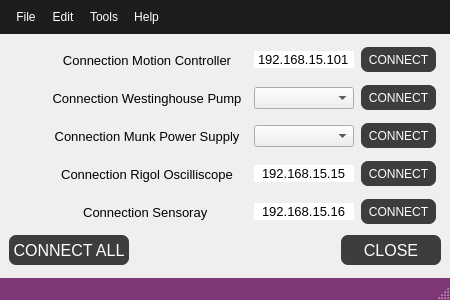
Before: the Qt Designer form src/ECM_gui/misc_dialogs/window_device_connections.ui in dmherrington/ECM-Control-System, drawn with Qt 5.
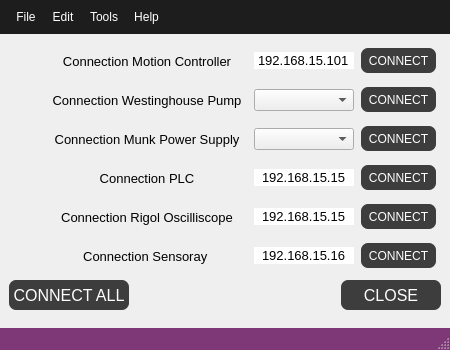
After: the same form once the commit is applied. Custom widgets are drawn as their Qt base class.

Patch:
```diff
--- a/src/ECM_gui/misc_dialogs/window_device_connections.ui
+++ b/src/ECM_gui/misc_dialogs/window_device_connections.ui
@@ -7,7 +7,7 @@
     <x>0</x>
     <y>0</y>
     <width>450</width>
-    <height>300</height>
+    <height>350</height>
    </rect>
   </property>
   <property name="sizePolicy">
@@ -19,13 +19,13 @@
   <property name="minimumSize">
    <size>
     <width>450</width>
-    <height>300</height>
+    <height>350</height>
    </size>
   </property>
   <property name="maximumSize">
    <size>
     <width>450</width>
-    <height>300</height>
+    <height>350</height>
    </size>
   </property>
   <property name="windowTitle">
@@ -462,6 +462,117 @@
      </layout>
     </item>
     <item row="3" column="0">
+     <layout class="QHBoxLayout" name="horizontalLayout_7">
+      <item>
+       <widget class="LED" name="widget_PLCConnection" native="true">
+        <property name="sizePolicy">
+         <sizepolicy hsizetype="Fixed" vsizetype="Fixed">
+          <horstretch>0</horstretch>
+          <verstretch>0</verstretch>
+         </sizepolicy>
+        </property>
+        <property name="minimumSize">
+         <size>
+          <width>30</width>
+          <height>30</height>
+         </size>
+        </property>
+        <property name="maximumSize">
+         <size>
+          <width>30</width>
+          <height>30</height>
+         </size>
+        </property>
+       </widget>
+      </item>
+      <item>
+       <widget class="QLabel" name="label_PLCConnection">
+        <property name="sizePolicy">
+         <sizepolicy hsizetype="Fixed" vsizetype="Fixed">
+          <horstretch>0</horstretch>
+          <verstretch>0</verstretch>
+         </sizepolicy>
+        </property>
+        <property name="minimumSize">
+         <size>
+          <width>200</width>
+          <height>30</height>
+         </size>
+        </property>
+        <property name="maximumSize">
+         <size>
+          <width>200</width>
+          <height>30</height>
+         </size>
+        </property>
+        <property name="font">
+         <font>
+          <pointsize>10</pointsize>
+         </font>
+        </property>
+        <property name="text">
+         <string>Connection PLC</string>
+        </property>
+        <property name="alignment">
+         <set>Qt::AlignCenter</set>
+        </property>
+       </widget>
+      </item>
+      <item>
+       <widget class="QLineEdit" name="lineEdit_IPPLC">
+        <property name="sizePolicy">
+         <sizepolicy hsizetype="Fixed" vsizetype="Fixed">
+          <horstretch>0</horstretch>
+          <verstretch>0</verstretch>
+         </sizepolicy>
+        </property>
+        <property name="minimumSize">
+         <size>
+          <width>100</width>
+          <height>0</height>
+         </size>
+        </property>
+        <property name="maximumSize">
+         <size>
+          <width>100</width>
+          <height>16777215</height>
+         </size>
+        </property>
+        <property name="font">
+         <font>
+          <pointsize>10</pointsize>
+         </font>
+        </property>
+        <property name="text">
+         <string>192.168.15.15</string>
+        </property>
+        <property name="alignment">
+         <set>Qt::AlignCenter</set>
+        </property>
+       </widget>
+      </item>
+      <item>
+       <widget class="QPushButton" name="pushButton_connect_PLC">
+        <property name="minimumSize">
+         <size>
+          <width>75</width>
+          <height>25</height>
+         </size>
+        </property>
+        <property name="maximumSize">
+         <size>
+          <width>75</width>
+          <height>25</height>
+         </size>
+        </property>
+        <property name="text">
+         <string>CONNECT</string>
+        </property>
+       </widget>
+      </item>
+     </layout>
+    </item>
+    <item row="4" column="0">
      <layout class="QHBoxLayout" name="horizontalLayout_3">
       <item>
        <widget class="LED" name="widget_RigolConnection" native="true">
@@ -572,7 +683,7 @@
       </item>
      </layout>
     </item>
-    <item row="4" column="0">
+    <item row="5" column="0">
      <layout class="QHBoxLayout" name="horizontalLayout_2">
       <item>
        <widget class="LED" name="widget_SensorayConnection" native="true">
@@ -686,7 +797,7 @@
       </item>
      </layout>
     </item>
-    <item row="5" column="0">
+    <item row="6" column="0">
      <layout class="QHBoxLayout" name="horizontalLayout_6">
       <item>
        <widget class="QPushButton" name="pushButton_ConnectAll">
```
